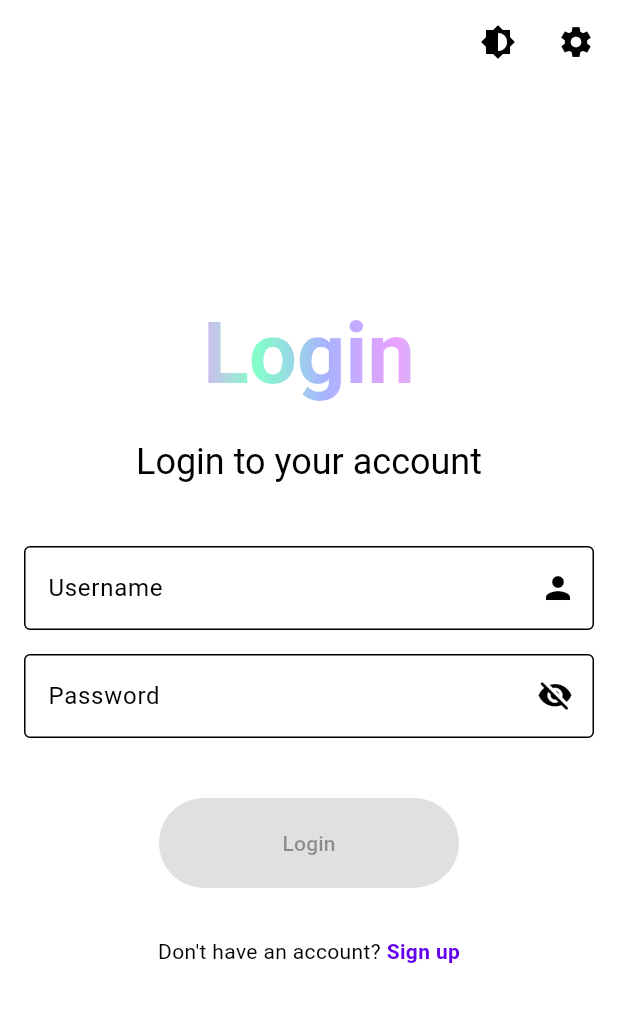
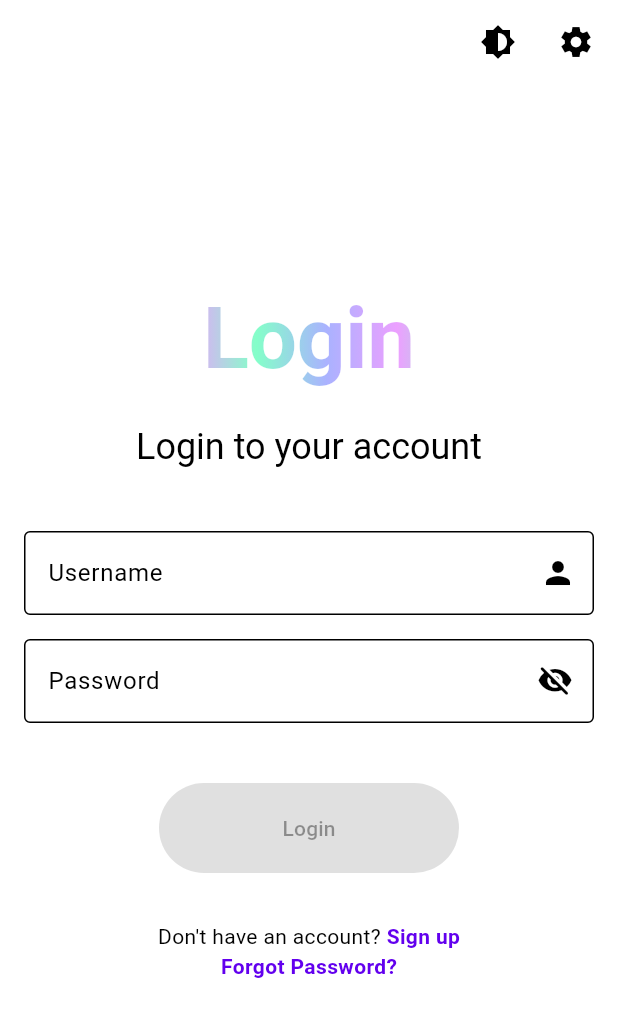
Before and after one commit to shaharyog/trivia_gui, a Flutter app: the screen it shows after launch, on a phone screen of 412 x 824 dp. Shown: the top 1017 px of the screen. Run offline on Flutter 3.47's test engine with Material 3 defaults, Android fonts, the phone set to English and light mode, and no system bars; drawn by our look-alikes of dynamic_color; our stand-ins replace auto_size_text, freezed_annotation, pin_code_fields, shared_preferences, skeletonizer; missing offline and left inert: dart:ffi, flutter_material_color_picker, flutter_rust_bridge, side_sheet_material3, toml, window_manager; accounts and stored records are empty.

Commit message:
feat: add Password recovery

```diff
--- a/lib/screens/auth/login.dart
+++ b/lib/screens/auth/login.dart
@@ -14,6 +14,7 @@ import '../../utils/dialogs/server_settings.dart';
 import '../../src/rust/api/session.dart';
 import '../../utils/dialogs/error_dialog.dart';
 import '../../utils/common_widgets/toggle_theme_button.dart';
+import 'password_recovery_dialog.dart';
 
 class LoginPage extends StatefulWidget {
   final ErrorDialogData? errorDialogData;
@@ -263,7 +264,11 @@ class _LoginPageState extends State<LoginPage> {
                       padding: const EdgeInsets.symmetric(
                         vertical: 32.0,
                       ),
-                      child: Text.rich(
+                      child: Column(
+                        mainAxisAlignment: MainAxisAlignment.center,
+                        crossAxisAlignment: CrossAxisAlignment.center,
+                        children: [
+                          Text.rich(
                             TextSpan(
                               text: "Don't have an account? ",
                               children: [
@@ -283,13 +288,15 @@ class _LoginPageState extends State<LoginPage> {
                                           .textTheme
                                           .bodyMedium!
                                           .copyWith(
-                                        color: Theme.of(context).disabledColor,
+                                            color:
+                                                Theme.of(context).disabledColor,
                                             fontWeight: FontWeight.bold,
                                           ),
                                   recognizer: TapGestureRecognizer()
                                     ..onTap = !_isLoading
                                         ? () {
-                                        Navigator.pushNamed(context, '/signup');
+                                            Navigator.pushNamed(
+                                                context, '/signup');
                                           }
                                         : null,
                                   mouseCursor: !_isLoading
@@ -298,6 +305,29 @@ class _LoginPageState extends State<LoginPage> {
                                 ),
                               ],
                             ),
+                          ),
+                          GestureDetector(
+                            onTap: !_isLoading ? () {
+                              showDialog(context: context, barrierDismissible: false, builder: (context) => PasswordRecoveryDialog());
+                            } : null,
+                            child: MouseRegion(
+                              cursor: !_isLoading
+                                  ? SystemMouseCursors.click
+                                  : MouseCursor.defer,
+                              child: Text(
+                                "Forgot Password?",
+                                style: Theme.of(context)
+                                    .textTheme
+                                    .bodyMedium!
+                                    .copyWith(
+                                      color:
+                                          Theme.of(context).colorScheme.primary,
+                                      fontWeight: FontWeight.bold,
+                                    ),
+                              ),
+                            ),
+                          ),
+                        ],
                       )),
                 ],
               ),
```
Also changed, not shown: lib/screens/auth/password_recovery_dialog.dart (added, +116 -0 lines). Lines whose indentation alone changed are shown as unchanged.
